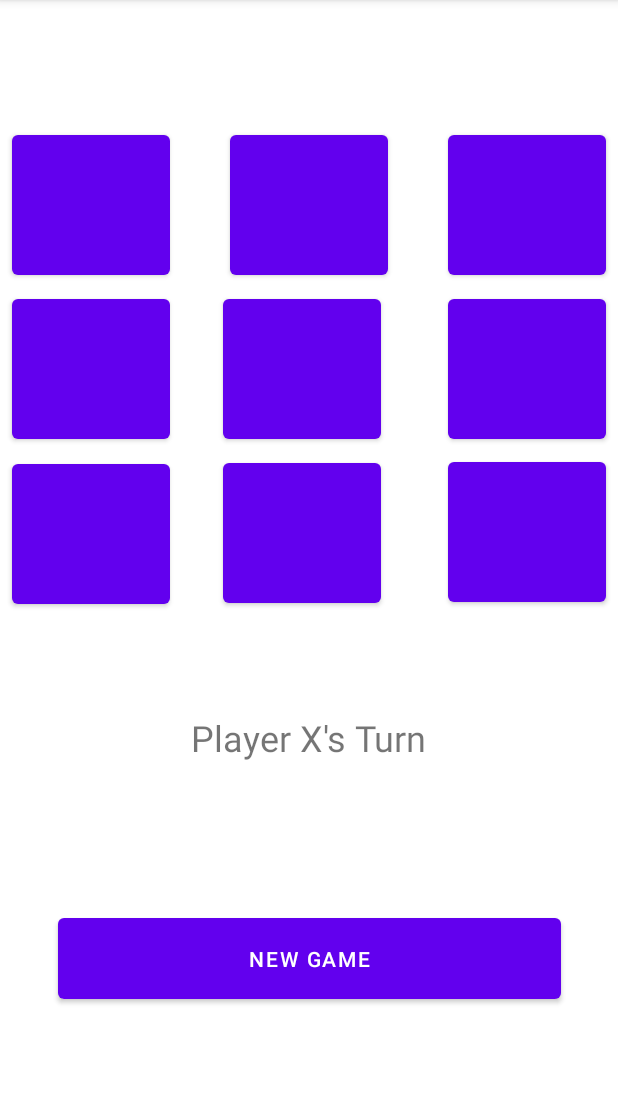
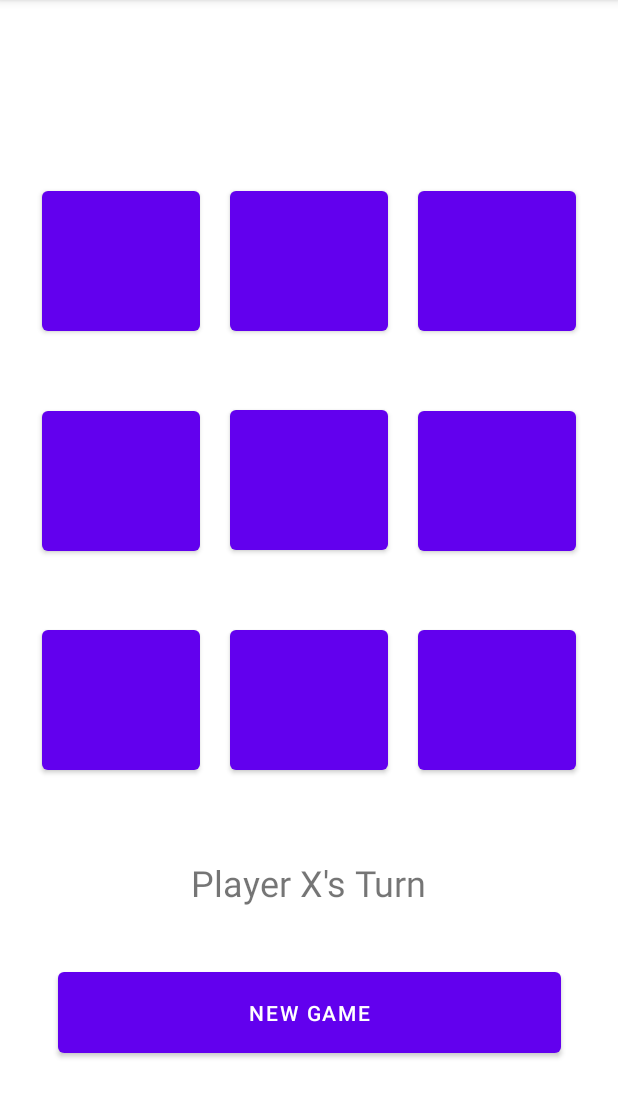
Before and after one commit to Ammon-J/TicTacToe, an Android app: the screen it shows after launch (MainActivity), on a phone screen of 412 x 824 dp, the part 84-1202 px from its top. Run offline under Robolectric (Android 15) with nearby library versions, the phone set to English and light mode, and no system bars.

Commit message:
Got the main part of the game working.

```diff
--- a/app/src/main/java/com/example/tictactoe/MainActivity.java
+++ b/app/src/main/java/com/example/tictactoe/MainActivity.java
@@ -3,12 +3,96 @@ package com.example.tictactoe;
 import androidx.appcompat.app.AppCompatActivity;
 
 import android.os.Bundle;
+import android.view.View;
+import android.widget.Button;
+import android.widget.TextView;
 
 public class MainActivity extends AppCompatActivity {
+    private Button button1;
+    private Button button2;
+    private Button button3;
+    private Button button4;
+    private Button button5;
+    private Button button6;
+    private Button button7;
+    private Button button8;
+    private Button button9;
+    private TextView playerTxtView;
+    private Button newGame;
+    private String turn;
 
     @Override
     protected void onCreate(Bundle savedInstanceState) {
         super.onCreate(savedInstanceState);
         setContentView(R.layout.activity_main);
+        button1 = findViewById(R.id.button1);
+        button2 = findViewById(R.id.button2);
+        button3 = findViewById(R.id.button3);
+        button4 = findViewById(R.id.button4);
+        button4 = findViewById(R.id.button4);
+        button5 = findViewById(R.id.button5);
+        button6 = findViewById(R.id.button6);
+        button7 = findViewById(R.id.button7);
+        button8 = findViewById(R.id.button8);
+        button9 = findViewById(R.id.button9);
+        playerTxtView = findViewById(R.id.playerTurnTxtView);
+        newGame = findViewById(R.id.newGame);
+        turn = "X";
+
+        resetGame();
+    }
+
+    public void onClick(View view) {
+        String button1Txt = button1.getText().toString();
+        String button2Txt = button2.getText().toString();
+        String button3Txt = button3.getText().toString();
+        String button4Txt = button4.getText().toString();
+        String button5Txt = button5.getText().toString();
+        String button6Txt = button6.getText().toString();
+        String button7Txt = button6.getText().toString();
+        String button8Txt = button8.getText().toString();
+        String button9Txt = button9.getText().toString();
+
+        Button[] allButtons = {button1, button2, button3, button4, button5, button6, button7, button8, button9};
+        Boolean isBtnFound = false; // Is the clicked button found
+        Button clickedBtn = button1; // The found button that was clicked. button1 is set just for the beginning
+         for(int i = 0; i < allButtons.length && !isBtnFound; i++) {
+             if(view.equals(allButtons[i])) {
+                 isBtnFound = true;
+                 clickedBtn = allButtons[i];
+             }
+         }
+
+         if(clickedBtn.getText().toString().equals("")) {
+             if(turn.equals("X")) {
+                 clickedBtn.setText(turn);
+                 turn = "O";
+             }
+
+             else {
+                 clickedBtn.setText("O");
+                 turn = "X";
+             }
+
+             playerTxtView.setText("Player " + turn + "'s Turn");
+         }
+
+         if(view.equals((newGame))) {
+             resetGame();
+         }
+    }
+
+    public void resetGame() {
+        turn = "X";
+        button1.setText("");
+        button2.setText("");
+        button3.setText("");
+        button4.setText("");
+        button5.setText("");
+        button6.setText("");
+        button7.setText("");
+        button8.setText("");
+        button9.setText("");
+        playerTxtView.setText("Player " + turn + "'s Turn");
     }
 }
--- a/app/src/main/res/layout/activity_main.xml
+++ b/app/src/main/res/layout/activity_main.xml
@@ -12,8 +12,12 @@
         android:layout_width="105dp"
         android:layout_height="105dp"
         android:layout_marginTop="84dp"
+        android:onClick="onClick"
         android:text="@string/button2"
+        android:textSize="34sp"
+        app:layout_constraintBottom_toTopOf="@+id/button5"
         app:layout_constraintEnd_toStartOf="@+id/button3"
+        app:layout_constraintHorizontal_bias="0.5"
         app:layout_constraintStart_toEndOf="@+id/button1"
         app:layout_constraintTop_toTopOf="parent"
         tools:ignore="DuplicateSpeakableTextCheck,SpeakableTextPresentCheck" />
@@ -24,20 +28,31 @@
         android:layout_height="105dp"
         android:layout_marginStart="8dp"
         android:layout_marginTop="4dp"
+        android:onClick="onClick"
         android:text="@string/button"
+        android:textSize="34sp"
+        app:layout_constraintBottom_toTopOf="@+id/button7"
+        app:layout_constraintEnd_toStartOf="@+id/button5"
+        app:layout_constraintHorizontal_bias="0.5"
         app:layout_constraintStart_toStartOf="parent"
         app:layout_constraintTop_toBottomOf="@+id/button1"
         tools:ignore="SpeakableTextPresentCheck" />
 
     <Button
-        android:id="@+id/newGame"
-        android:layout_width="335dp"
-        android:layout_height="66dp"
-        android:layout_marginBottom="96dp"
-        android:text="@string/newGame"
-        app:layout_constraintBottom_toBottomOf="parent"
-        app:layout_constraintEnd_toEndOf="parent"
-        app:layout_constraintStart_toStartOf="parent" />
+        android:id="@+id/button8"
+        android:layout_width="105dp"
+        android:layout_height="105dp"
+        android:layout_marginTop="4dp"
+        android:layout_marginBottom="16dp"
+        android:onClick="onClick"
+        android:text="@string/button8"
+        android:textSize="34sp"
+        app:layout_constraintBottom_toTopOf="@+id/playerTurnTxtView"
+        app:layout_constraintEnd_toStartOf="@+id/button9"
+        app:layout_constraintHorizontal_bias="0.5"
+        app:layout_constraintStart_toEndOf="@+id/button7"
+        app:layout_constraintTop_toBottomOf="@+id/button5"
+        tools:ignore="SpeakableTextPresentCheck" />
 
     <Button
         android:id="@+id/button6"
@@ -45,9 +60,47 @@
         android:layout_height="105dp"
         android:layout_marginTop="4dp"
         android:layout_marginEnd="8dp"
+        android:onClick="onClick"
         android:text="@string/button6"
+        android:textSize="34sp"
+        app:layout_constraintBottom_toTopOf="@+id/button9"
         app:layout_constraintEnd_toEndOf="parent"
+        app:layout_constraintHorizontal_bias="0.5"
+        app:layout_constraintStart_toEndOf="@+id/button5"
         app:layout_constraintTop_toBottomOf="@+id/button3"
+        tools:ignore="SpeakableTextPresentCheck" />
+
+    <Button
+        android:id="@+id/button5"
+        android:layout_width="105dp"
+        android:layout_height="105dp"
+        android:layout_marginTop="4dp"
+        android:onClick="onClick"
+        android:text="@string/button5"
+        android:textSize="34sp"
+        app:layout_constraintBottom_toTopOf="@+id/button8"
+        app:layout_constraintEnd_toStartOf="@+id/button6"
+        app:layout_constraintHorizontal_bias="0.5"
+        app:layout_constraintStart_toEndOf="@+id/button4"
+        app:layout_constraintTop_toBottomOf="@+id/button2"
+        tools:ignore="SpeakableTextPresentCheck" />
+
+    <Button
+        android:id="@+id/button7"
+        android:layout_width="105dp"
+        android:layout_height="105dp"
+        android:layout_marginStart="8dp"
+        android:layout_marginTop="3dp"
+        android:layout_marginBottom="16dp"
+        android:onClick="onClick"
+        android:text="@string/button7"
+        android:textSize="34sp"
+        app:layout_constraintBottom_toTopOf="@+id/playerTurnTxtView"
+        app:layout_constraintEnd_toStartOf="@+id/button8"
+        app:layout_constraintHorizontal_bias="0.5"
+        app:layout_constraintStart_toStartOf="parent"
+        app:layout_constraintTop_toBottomOf="@+id/button4"
+        app:layout_constraintVertical_bias="0.003"
         tools:ignore="SpeakableTextPresentCheck" />
 
     <Button
@@ -56,36 +109,32 @@
         android:layout_height="105dp"
         android:layout_marginTop="3dp"
         android:layout_marginEnd="8dp"
+        android:layout_marginBottom="16dp"
+        android:onClick="onClick"
         android:text="@string/button9"
-        app:layout_constraintBottom_toBottomOf="parent"
+        android:textSize="34sp"
+        app:layout_constraintBottom_toTopOf="@+id/playerTurnTxtView"
         app:layout_constraintEnd_toEndOf="parent"
+        app:layout_constraintHorizontal_bias="0.5"
+        app:layout_constraintStart_toEndOf="@+id/button8"
         app:layout_constraintTop_toBottomOf="@+id/button6"
         app:layout_constraintVertical_bias="0.0"
         tools:ignore="DuplicateSpeakableTextCheck,SpeakableTextPresentCheck" />
 
     <Button
-        android:id="@+id/button7"
+        android:id="@+id/button3"
         android:layout_width="105dp"
         android:layout_height="105dp"
-        android:layout_marginStart="8dp"
-        android:layout_marginTop="3dp"
-        android:text="@string/button7"
-        app:layout_constraintBottom_toBottomOf="parent"
-        app:layout_constraintStart_toStartOf="parent"
-        app:layout_constraintTop_toBottomOf="@+id/button4"
-        app:layout_constraintVertical_bias="0.003"
-        tools:ignore="SpeakableTextPresentCheck" />
-
-    <Button
-        android:id="@+id/button8"
-        android:layout_width="105dp"
-        android:layout_height="105dp"
-        android:layout_marginTop="4dp"
-        android:text="@string/button8"
-        app:layout_constraintEnd_toStartOf="@+id/button9"
-        app:layout_constraintHorizontal_bias="0.444"
-        app:layout_constraintStart_toEndOf="@+id/button7"
-        app:layout_constraintTop_toBottomOf="@+id/button5"
+        android:layout_marginTop="84dp"
+        android:layout_marginEnd="8dp"
+        android:onClick="onClick"
+        android:text="@string/button3"
+        android:textSize="34sp"
+        app:layout_constraintBottom_toTopOf="@+id/button6"
+        app:layout_constraintEnd_toEndOf="parent"
+        app:layout_constraintHorizontal_bias="0.5"
+        app:layout_constraintStart_toEndOf="@+id/button2"
+        app:layout_constraintTop_toTopOf="parent"
         tools:ignore="SpeakableTextPresentCheck" />
 
     <Button
@@ -94,13 +143,29 @@
         android:layout_height="105dp"
         android:layout_marginStart="8dp"
         android:layout_marginTop="84dp"
+        android:onClick="onClick"
         android:text="@string/button1"
+        android:textSize="34sp"
+        app:layout_constraintBottom_toTopOf="@+id/button4"
+        app:layout_constraintEnd_toStartOf="@+id/button2"
+        app:layout_constraintHorizontal_bias="0.5"
         app:layout_constraintStart_toStartOf="parent"
         app:layout_constraintTop_toTopOf="parent"
         tools:ignore="SpeakableTextPresentCheck" />
 
+    <Button
+        android:id="@+id/newGame"
+        android:layout_width="335dp"
+        android:layout_height="66dp"
+        android:layout_marginBottom="60dp"
+        android:onClick="onClick"
+        android:text="@string/newGame"
+        app:layout_constraintBottom_toBottomOf="parent"
+        app:layout_constraintEnd_toEndOf="parent"
+        app:layout_constraintStart_toStartOf="parent" />
+
     <TextView
-        android:id="@+id/textView2"
+        android:id="@+id/playerTurnTxtView"
         android:layout_width="wrap_content"
         android:layout_height="wrap_content"
         android:text="Player X's Turn"
@@ -112,27 +177,4 @@
         app:layout_constraintTop_toBottomOf="@+id/button8"
         app:layout_constraintVertical_bias="0.407" />
 
-    <Button
-        android:id="@+id/button5"
-        android:layout_width="105dp"
-        android:layout_height="105dp"
-        android:layout_marginTop="4dp"
-        android:text="@string/button5"
-        app:layout_constraintEnd_toStartOf="@+id/button6"
-        app:layout_constraintHorizontal_bias="0.444"
-        app:layout_constraintStart_toEndOf="@+id/button4"
-        app:layout_constraintTop_toBottomOf="@+id/button2"
-        tools:ignore="SpeakableTextPresentCheck" />
-
-    <Button
-        android:id="@+id/button3"
-        android:layout_width="105dp"
-        android:layout_height="105dp"
-        android:layout_marginTop="84dp"
-        android:layout_marginEnd="8dp"
-        android:text="@string/button3"
-        app:layout_constraintEnd_toEndOf="parent"
-        app:layout_constraintTop_toTopOf="parent"
-        tools:ignore="SpeakableTextPresentCheck" />
-
 </androidx.constraintlayout.widget.ConstraintLayout>
```
